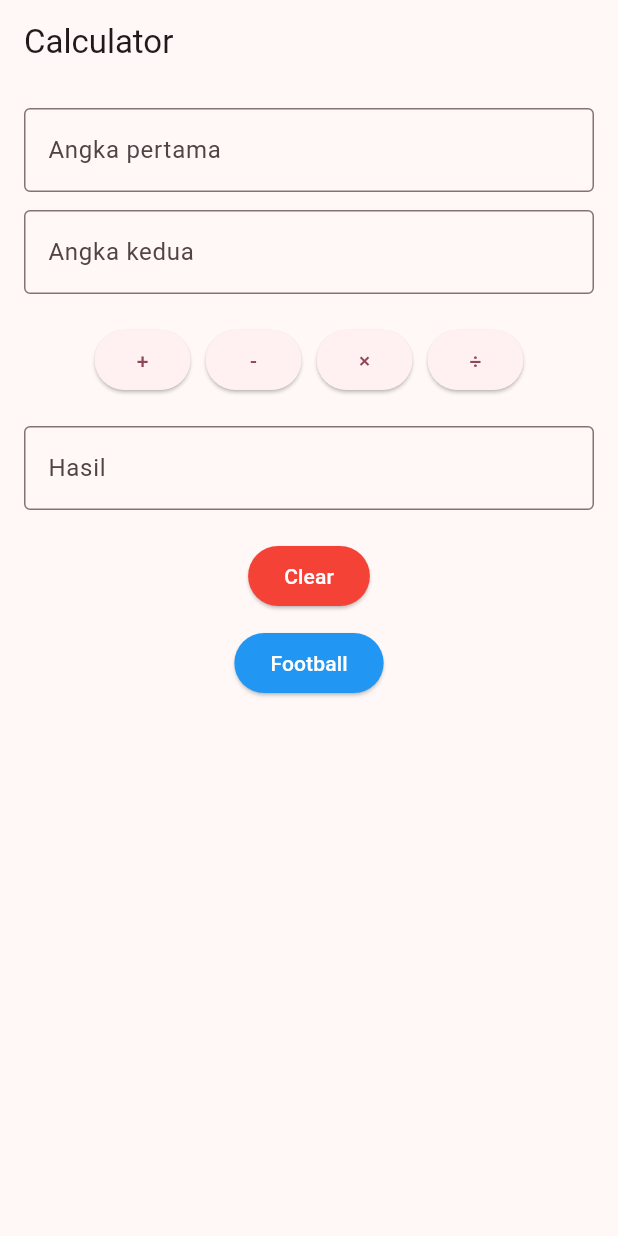
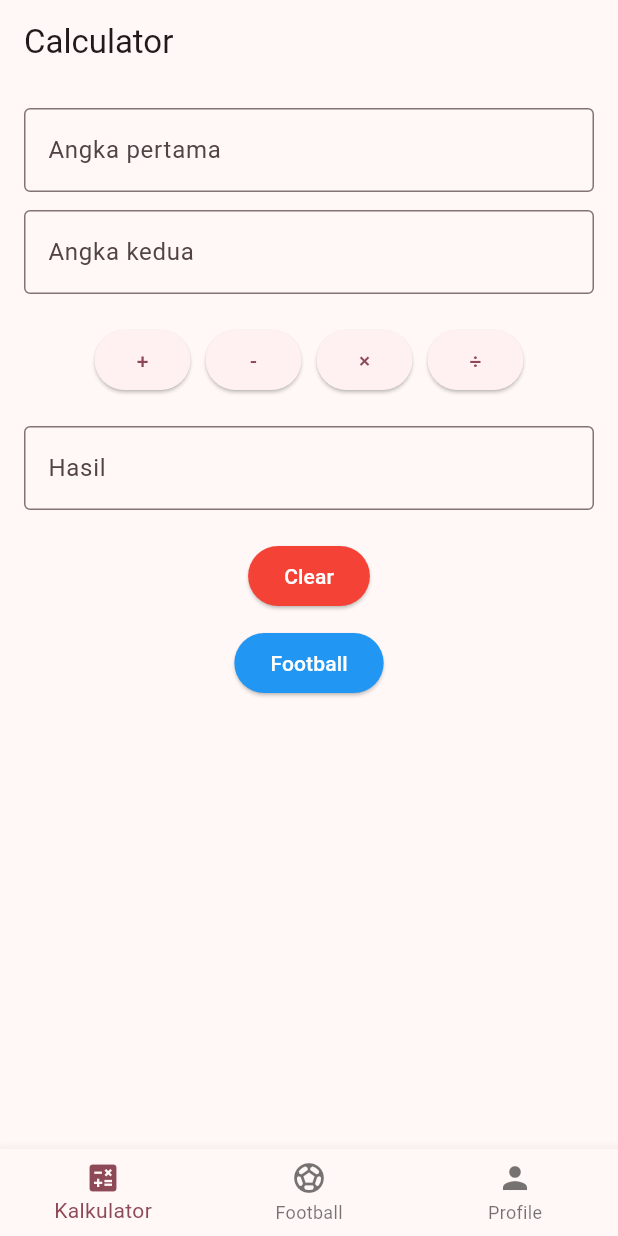
Before and after one commit to faruq207/flutter_application_1, a Flutter app: the screen it shows after launch, on a phone screen of 412 x 824 dp. Run offline on Flutter 3.47's test engine with Material 3 defaults, Android fonts, the phone set to English and light mode, and no system bars; our stand-ins replace get.

```diff
--- /dev/null
+++ b/lib/components/bottom_nav_controller.dart
@@ -0,0 +1,9 @@
+import 'package:get/get.dart';
+
+class BottomNavController extends GetxController {
+  var currentIndex = 0.obs;
+
+  void changePage(int index) {
+    currentIndex.value = index;
+  }
+}
--- /dev/null
+++ b/lib/controllers/bottom_nav_controller.dart
@@ -0,0 +1 @@
+// TODO Implement this library.
--- /dev/null
+++ b/lib/controllers/football_player_controller.dart
@@ -0,0 +1 @@
+// TODO Implement this library.
--- /dev/null
+++ b/lib/controllers/footballplayercontroller.dart
@@ -0,0 +1 @@
+// TODO Implement this library.
--- a/lib/main.dart
+++ b/lib/main.dart
@@ -1,17 +1,16 @@
 import 'package:flutter/material.dart';
+import 'package:flutter_application_1/pages/pages/main_page.dart';
 import 'package:get/get.dart';
-import 'package:flutter_application_1/pages/calculator_page.dart';
-import 'package:flutter_application_1/pages/football_player_page.dart';
 import 'package:flutter_application_1/components/footballplayercontroller.dart';
+
 
 void main() {
   Get.put(FootballplayerController());
-
-  runApp(MyApp());
+  runApp(const MyApp());
 }
 
 class MyApp extends StatelessWidget {
-  MyApp({super.key});
+  const MyApp({super.key});
 
   @override
   Widget build(BuildContext context) {
@@ -22,17 +21,7 @@ class MyApp extends StatelessWidget {
         colorScheme: ColorScheme.fromSeed(seedColor: Colors.pink),
         useMaterial3: true,
       ),
-      home: CalculatorPage(),
-      getPages: [
-        GetPage(
-          name: '/calculator',
-          page: () => CalculatorPage(),
-        ),
-        GetPage(
-          name: '/football',
-          page: () => FootballPlayerPage(),
-        ),
-      ],
+      home: MainPage(), // 🔥 langsung ke Bottom Nav
     );
   }
 }
--- /dev/null
+++ b/lib/pages/pages/main_page.dart
@@ -0,0 +1,42 @@
+import 'package:flutter/material.dart';
+import 'package:get/get.dart';
+import 'package:flutter_application_1/components/bottom_nav_controller.dart';
+import 'package:flutter_application_1/pages/calculator_page.dart';
+import 'package:flutter_application_1/pages/football_player_page.dart';
+import 'package:flutter_application_1/pages/profil_page.dart';
+
+class MainPage extends StatelessWidget {
+  final BottomNavController controller = Get.put(BottomNavController());
+
+final pages = [
+  CalculatorPage(),
+  FootballPlayerPage(),
+  ProfilePage(),
+];
+
+
+  @override
+  Widget build(BuildContext context) {
+    return Obx(() => Scaffold(
+          body: pages[controller.currentIndex.value],
+          bottomNavigationBar: BottomNavigationBar(
+            currentIndex: controller.currentIndex.value,
+            onTap: controller.changePage,
+            items: const [
+              BottomNavigationBarItem(
+                icon: Icon(Icons.calculate),
+                label: "Kalkulator",
+              ),
+              BottomNavigationBarItem(
+                icon: Icon(Icons.sports_soccer),
+                label: "Football",
+              ),
+              BottomNavigationBarItem(
+                icon: Icon(Icons.person),
+                label: "Profile",
+              ),
+            ],
+          ),
+        ));
+  }
+}
--- a/lib/pages/login_page.dart
+++ b/lib/widget/login_page.dart
@@ -1,5 +1,5 @@
 import 'package:flutter/material.dart';
-import 'register_page.dart';
+import '../register_page.dart';
 
 class LoginPage extends StatefulWidget {
   const LoginPage({super.key});
```
Also changed, not shown: lib/pages/profil_page.dart (added, +23 -0 lines), lib/components/footballplayercontroller.dart (line endings or trailing spaces), lib/pages/Football_Player_page.dart (line endings or trailing spaces), lib/pages/calculator_page.dart (line endings or trailing spaces), lib/pages/edit_player_page.dart (line endings or trailing spaces), lib/register_page.dart (line endings or trailing spaces), lib/routes/routes.dart (line endings or trailing spaces).
